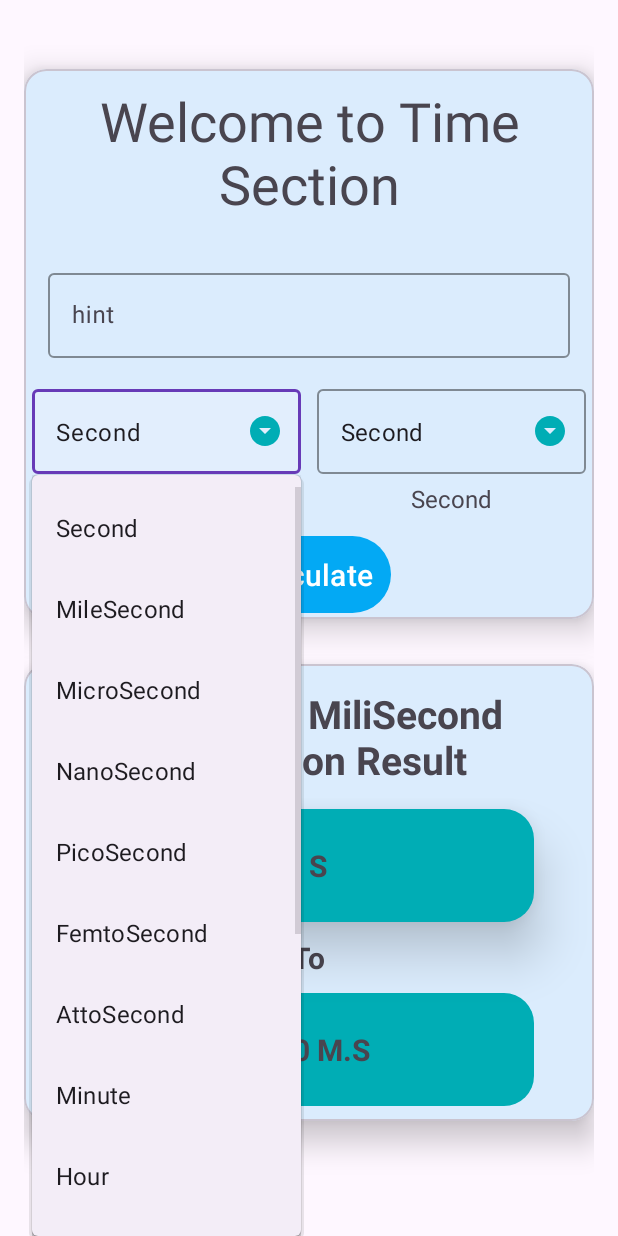
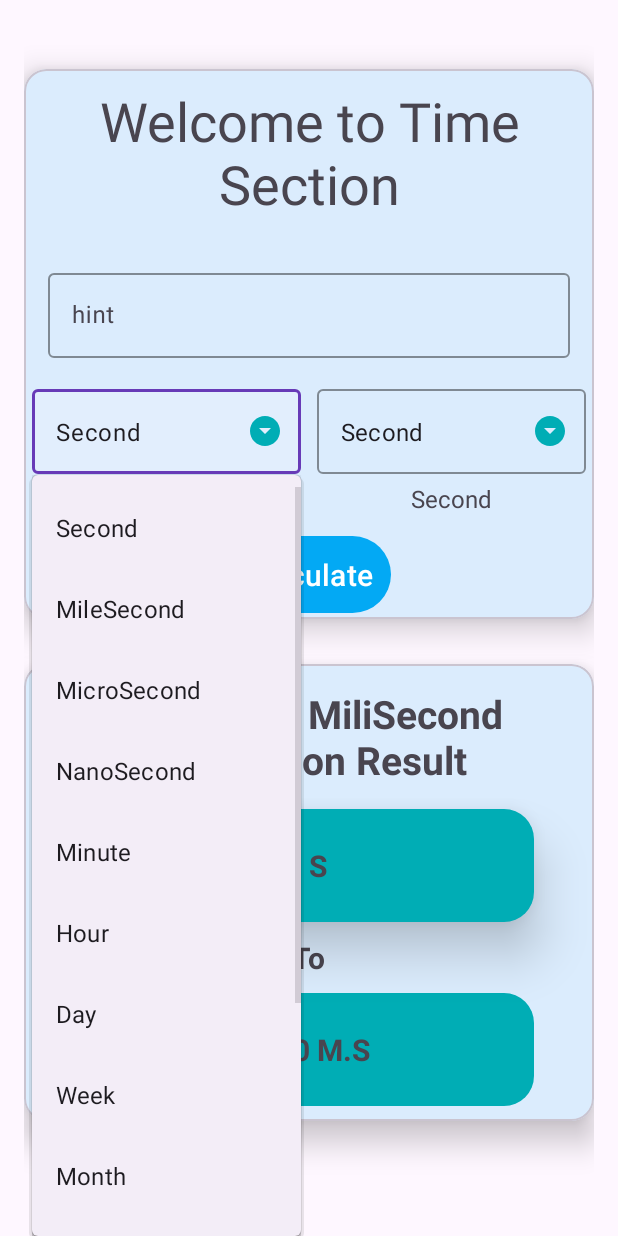
Before and after one commit to Jubayed-A/OIBSIP_Unit_Converter, an Android app: the TimeFragment screen opened through its navigation route, after a tap on an icon or button, on a phone screen of 412 x 824 dp. Run offline under Robolectric (Android 15) with nearby library versions, the phone set to English and light mode, and no system bars.

Commit message:
strings.xml file some remove and one added

```diff
--- a/app/src/main/res/values/strings.xml
+++ b/app/src/main/res/values/strings.xml
@@ -17,9 +17,6 @@
         <item>MileSecond</item>
         <item>MicroSecond</item>
         <item>NanoSecond</item>
-        <item>PicoSecond</item>
-        <item>FemtoSecond</item>
-        <item>AttoSecond</item>
         <item>Minute</item>
         <item>Hour</item>
         <item>Day</item>
@@ -28,6 +25,7 @@
         <item>FortNight</item>
         <item>Decade</item>
         <item>Century</item>
+        <item>LeapYear</item>
     </string-array>
 
 
```
